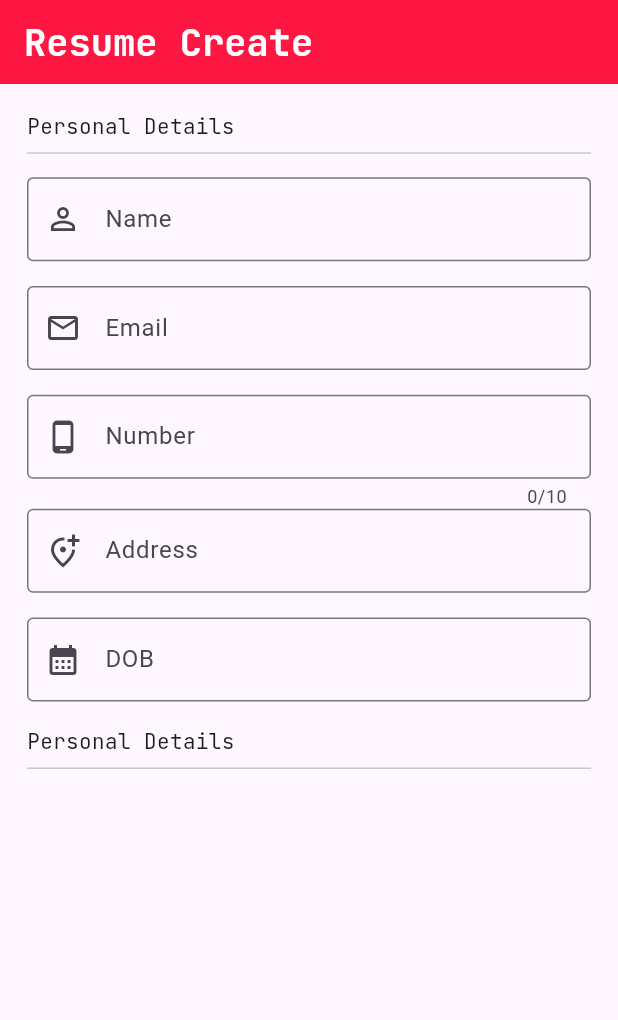
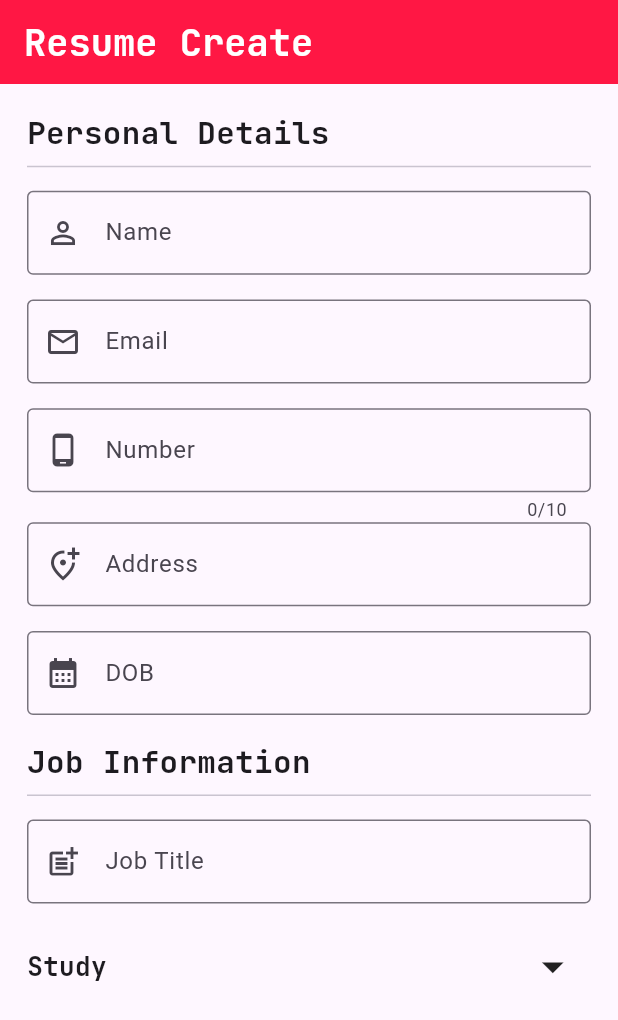
Before and after one commit to Vedpatel28/resume_builder_app, a Flutter app: the screen it shows after launch, on a phone screen of 412 x 824 dp. Shown: the top 1020 px of the screen. Run offline on Flutter 3.47's test engine with Material 3 defaults, Android fonts, the phone set to English and light mode, and no system bars; our stand-ins replace google_fonts.

Commit message:
PopupMenuButton Added...

```diff
--- a/lib/model/variable_model.dart
+++ b/lib/model/variable_model.dart
@@ -6,10 +6,10 @@ class VariableModal {
   static TextEditingController number = TextEditingController();
   static TextEditingController address = TextEditingController();
   static TextEditingController dob = TextEditingController();
-  static TextEditingController nationality = TextEditingController();
+  static TextEditingController jobTitle = TextEditingController();
   static TextEditingController study = TextEditingController();
-  static TextEditingController jobTitle = TextEditingController();
   static TextEditingController experience = TextEditingController();
   static TextEditingController skill = TextEditingController();
   static TextEditingController project = TextEditingController();
+  static TextEditingController nationality = TextEditingController();
 }
--- a/lib/views/screens/home_page.dart
+++ b/lib/views/screens/home_page.dart
@@ -43,7 +43,12 @@ class HomePage extends StatelessWidget {
                   children: [
                     Text(
                       "Personal Details",
-                      style: GoogleFonts.jetBrainsMono(),
+                      style: GoogleFonts.jetBrainsMono(
+                        textStyle: TextStyle(
+                          fontSize: s.height * 0.025,
+                          fontWeight: FontWeight.bold,
+                        ),
+                      ),
                     ),
                     const Divider(),
                     SizedBox(height: s.height * 0.01),
@@ -193,11 +198,92 @@ class HomePage extends StatelessWidget {
                     ),
                     SizedBox(height: s.height * 0.02),
                     Text(
-                      "Personal Details",
-                      style: GoogleFonts.jetBrainsMono(),
+                      "Job Information",
+                      style: GoogleFonts.jetBrainsMono(
+                        textStyle: TextStyle(
+                          fontSize: s.height * 0.025,
+                          fontWeight: FontWeight.bold,
+                        ),
+                      ),
                     ),
                     const Divider(),
                     SizedBox(height: s.height * 0.01),
+                    // Job Title
+                    TextFormField(
+                      validator: (value) {
+                        if (value!.isEmpty) {
+                          return "Enter The Job Title";
+                        } else {
+                          return null;
+                        }
+                      },
+                      textInputAction: TextInputAction.next,
+                      onSaved: (newValue) {
+                        VariableModal.jobTitle.text = newValue!;
+                      },
+                      controller: VariableModal.jobTitle,
+                      decoration: const InputDecoration(
+                        border: OutlineInputBorder(),
+                        labelText: "Job Title",
+                        prefixIcon: Icon(Icons.post_add),
+                      ),
+                    ),
+                    SizedBox(height: s.height * 0.02),
+                    // Study
+                    Row(
+                      children: [
+                        Text(
+                          "Study",
+                          style: GoogleFonts.jetBrainsMono(
+                            textStyle: TextStyle(
+                              fontSize: s.height * 0.021,
+                              fontWeight: FontWeight.bold,
+                            ),
+                          ),
+                        ),
+                        const Spacer(),
+                        PopupMenuButton(
+                          elevation: 2,
+                          icon: const Icon(Icons.arrow_drop_down_sharp,size: 35,),
+                          onSelected: (value) {
+                            if (value == '10th') {
+                              VariableModal.study.text = '10th';
+                            }
+                            if (value == '12th') {
+                              VariableModal.study.text = '12th';
+                            }
+                            if (value == 'college') {
+                              VariableModal.study.text = 'Bachelor Complete';
+                            }
+                            if (value == 'collegeMaster') {
+                              VariableModal.study.text = 'Master Complete';
+                            }
+                          },
+                          itemBuilder: (context) {
+                            return [
+                              const PopupMenuItem(
+                                value: '10th',
+                                child: Text(" SSC (10th)"),
+                              ),
+                              const PopupMenuItem(
+                                value: '12th',
+                                child: Text(" HSC (12th)"),
+                              ),
+                              const PopupMenuItem(
+                                value: 'college',
+                                child: Text(" college (Bachelor completed)"),
+                              ),
+                              const PopupMenuItem(
+                                value: 'collegeMaster',
+                                child: Text(" college (Master completed)"),
+                              ),
+                            ];
+                          },
+                        ),
+                      ],
+                    ),
+                    SizedBox(height: s.height * 0.02),
+
                   ],
                 ),
               );
```
